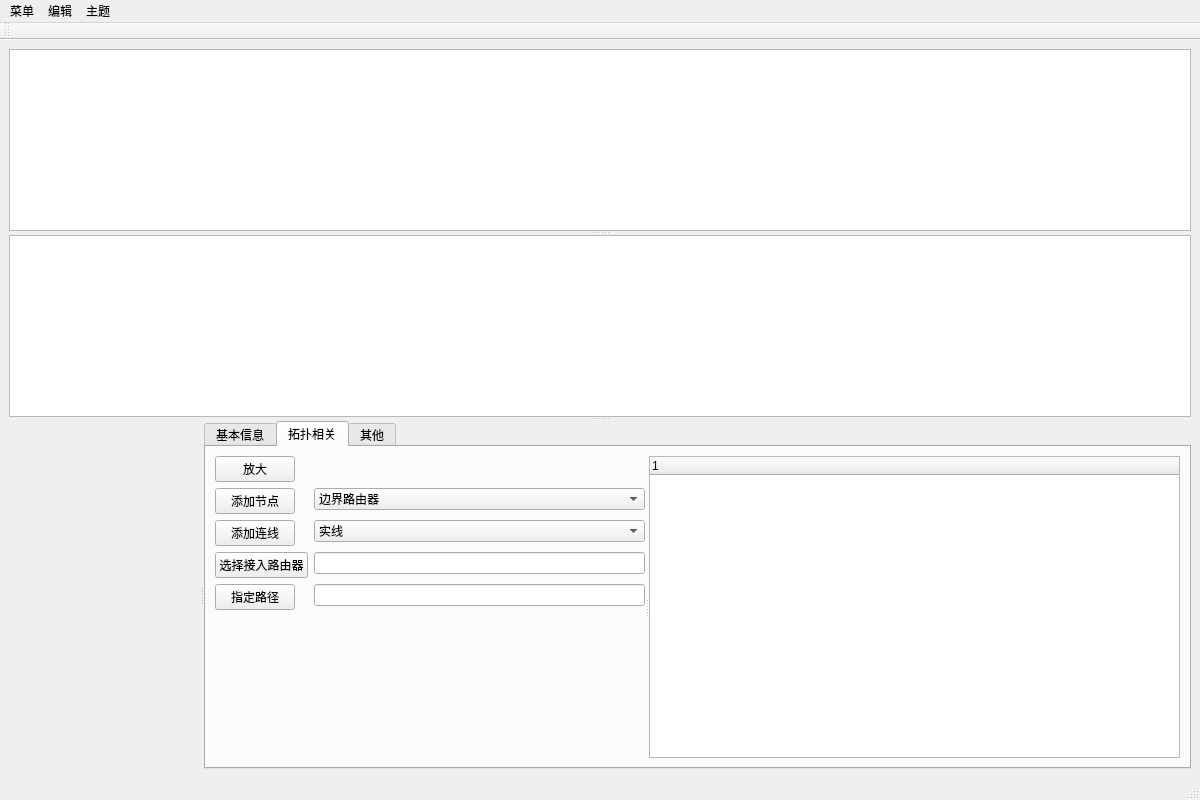
lxambulance/CoLoRagent, file PageUI/mainPage.ui: the form before one commit.
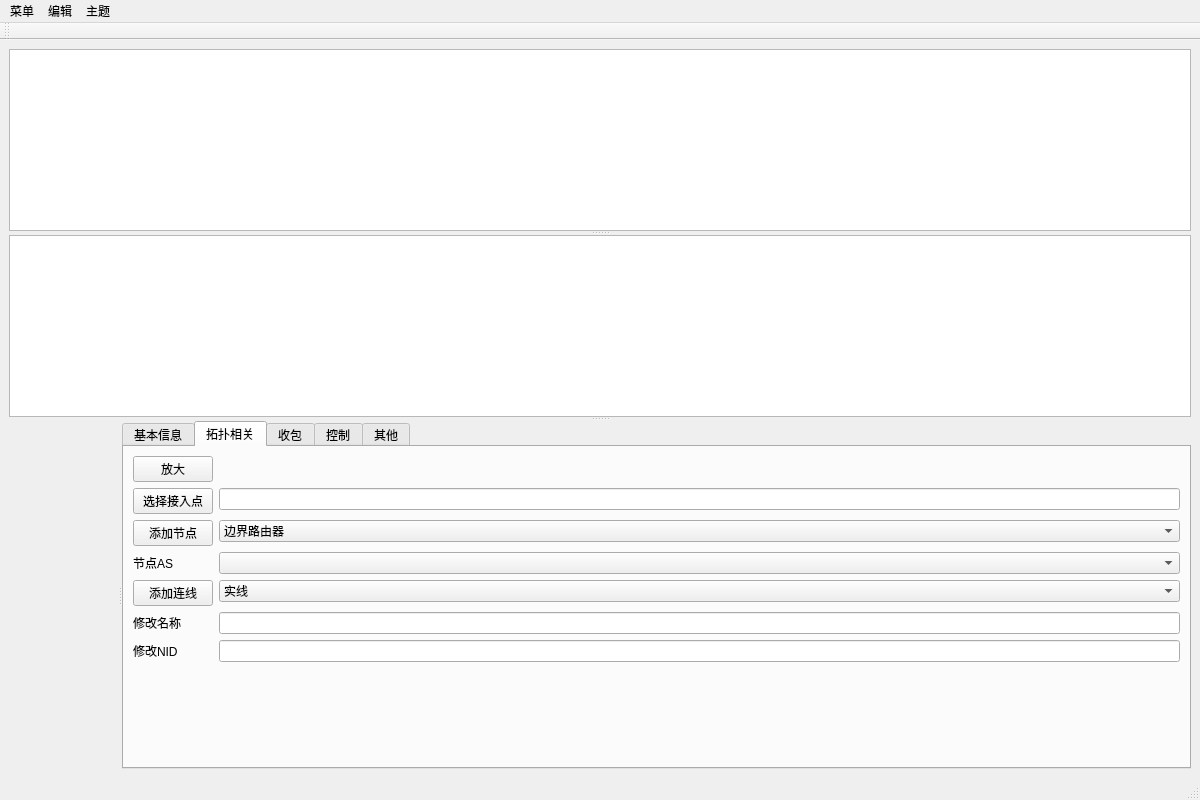
The form after the commit. Icons and pictures are not drawn. Custom widgets are drawn as their Qt base class.

Commit message: feat(graphics): 显示路径；添加PX

Diff of the .ui file:
```diff
--- a/PageUI/mainPage.ui
+++ b/PageUI/mainPage.ui
@@ -72,13 +72,6 @@
          <attribute name="title">
           <string>拓扑相关</string>
          </attribute>
-         <layout class="QGridLayout" name="gridLayout">
-          <item row="0" column="0">
-           <widget class="QSplitter" name="splitter_vertical_tab">
-            <property name="orientation">
-             <enum>Qt::Horizontal</enum>
-            </property>
-            <widget class="QWidget" name="layoutWidget">
              <layout class="QFormLayout" name="formLayout">
               <item row="0" column="0">
                <widget class="QPushButton" name="scaling">
@@ -90,14 +83,41 @@
                 </property>
                </widget>
               </item>
+          <item row="0" column="1">
+           <spacer name="horizontalSpacer">
+            <property name="orientation">
+             <enum>Qt::Horizontal</enum>
+            </property>
+            <property name="sizeHint" stdset="0">
+             <size>
+              <width>872</width>
+              <height>20</height>
+             </size>
+            </property>
+           </spacer>
+          </item>
               <item row="1" column="0">
+           <widget class="QPushButton" name="chooseRouter">
+            <property name="text">
+             <string>选择接入点</string>
+            </property>
+           </widget>
+          </item>
+          <item row="1" column="1">
+           <widget class="QLineEdit" name="routerAndAS">
+            <property name="readOnly">
+             <bool>true</bool>
+            </property>
+           </widget>
+          </item>
+          <item row="2" column="0">
                <widget class="QPushButton" name="addNode">
                 <property name="text">
                  <string>添加节点</string>
                 </property>
                </widget>
               </item>
-              <item row="1" column="1">
+          <item row="2" column="1">
                <widget class="QComboBox" name="nodeType">
                 <property name="currentText">
                  <string>边界路由器</string>
@@ -137,7 +157,7 @@
                 </item>
                </widget>
               </item>
-              <item row="2" column="0">
+          <item row="4" column="0">
                <widget class="QPushButton" name="addLine">
                 <property name="text">
                  <string>添加连线</string>
@@ -147,7 +167,7 @@
                 </property>
                </widget>
               </item>
-              <item row="2" column="1">
+          <item row="4" column="1">
                <widget class="QComboBox" name="lineType">
                 <item>
                  <property name="text">
@@ -161,49 +181,44 @@
                 </item>
                </widget>
               </item>
-              <item row="4" column="0">
-               <widget class="QPushButton" name="choosePath">
+          <item row="5" column="0">
+           <widget class="QLabel" name="itemname">
                 <property name="text">
-                 <string>指定路径</string>
+             <string>修改名称</string>
                 </property>
                </widget>
               </item>
-              <item row="4" column="1">
-               <widget class="QLineEdit" name="path">
-                <property name="readOnly">
-                 <bool>true</bool>
+          <item row="5" column="1">
+           <widget class="QLineEdit" name="changeName"/>
+          </item>
+          <item row="6" column="0">
+           <widget class="QLabel" name="itemnid">
+            <property name="text">
+             <string>修改NID</string>
                 </property>
                </widget>
               </item>
-              <item row="0" column="1">
-               <spacer name="horizontalSpacer">
-                <property name="orientation">
-                 <enum>Qt::Horizontal</enum>
-                </property>
-                <property name="sizeHint" stdset="0">
-                 <size>
-                  <width>40</width>
-                  <height>20</height>
-                 </size>
-                </property>
-               </spacer>
+          <item row="6" column="1">
+           <widget class="QLineEdit" name="changeNid"/>
               </item>
               <item row="3" column="0">
-               <widget class="QPushButton" name="chooseRouter">
+           <widget class="QLabel" name="nodeAS">
                 <property name="text">
-                 <string>选择接入路由器</string>
+             <string>节点AS</string>
                 </property>
                </widget>
               </item>
               <item row="3" column="1">
-               <widget class="QLineEdit" name="routerAndAS">
-                <property name="readOnly">
-                 <bool>true</bool>
-                </property>
-               </widget>
+           <widget class="QComboBox" name="chooseAS"/>
               </item>
              </layout>
             </widget>
+        <widget class="QWidget" name="receiveTab">
+         <attribute name="title">
+          <string>收包</string>
+         </attribute>
+         <layout class="QGridLayout" name="gridLayout">
+          <item row="0" column="0">
             <widget class="QTreeWidget" name="dataPktReceive">
              <property name="minimumSize">
               <size>
@@ -217,7 +232,26 @@
               </property>
              </column>
             </widget>
-           </widget>
+          </item>
+         </layout>
+        </widget>
+        <widget class="QWidget" name="controlTab">
+         <attribute name="title">
+          <string>控制</string>
+         </attribute>
+         <layout class="QGridLayout" name="gridLayout_4">
+          <item row="0" column="0">
+           <widget class="QPushButton" name="pushButton">
+            <property name="text">
+             <string>指定通告路径</string>
+            </property>
+           </widget>
+          </item>
+          <item row="0" column="1">
+           <widget class="QComboBox" name="comboBox"/>
+          </item>
+          <item row="0" column="2">
+           <widget class="QTextEdit" name="textEdit_2"/>
           </item>
          </layout>
         </widget>
```
Lines whose indentation alone changed are shown as unchanged. The commit also changes 7 other files.
